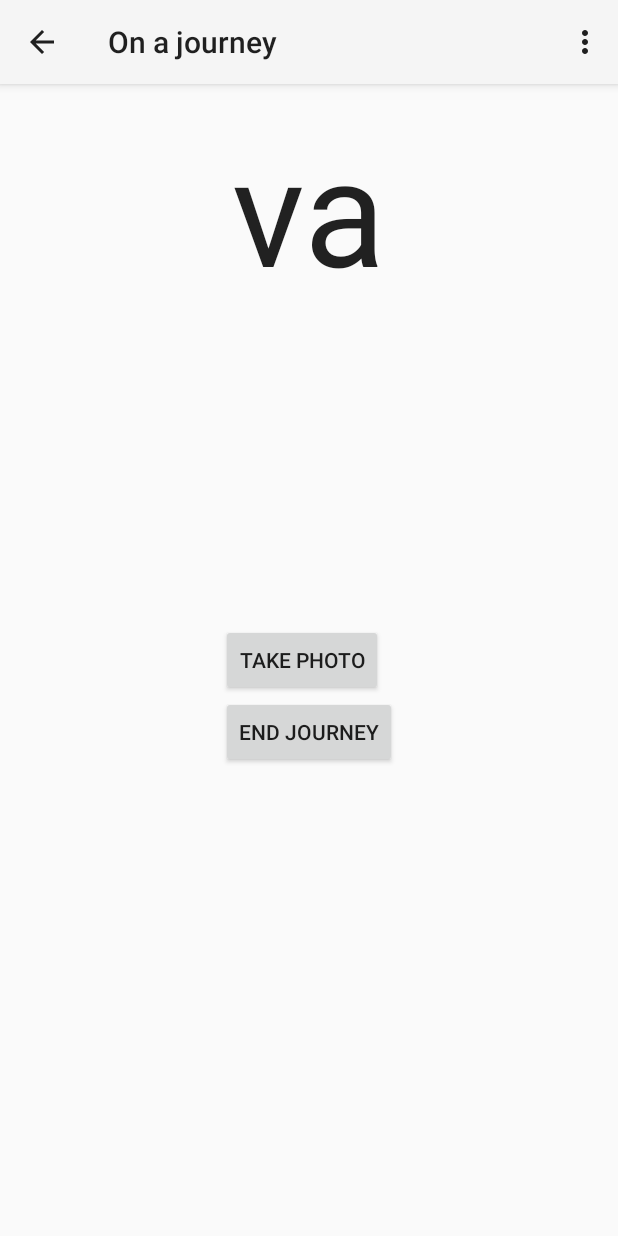
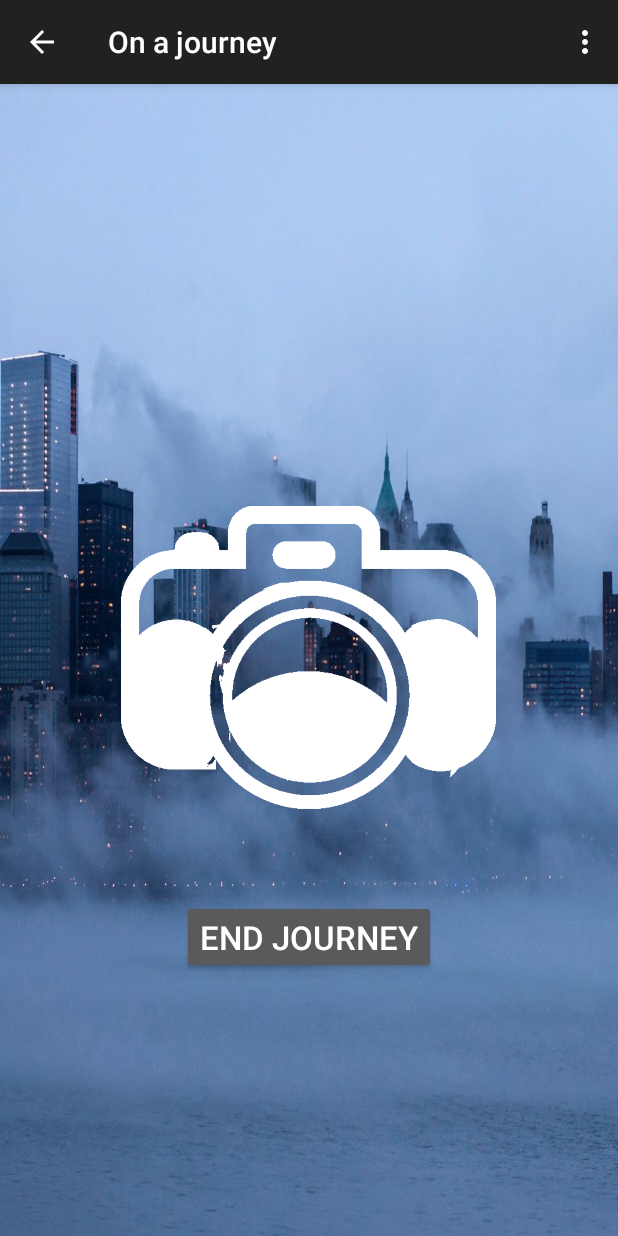
Before and after one commit to Kv0the/biene, an Android app: the screen it shows after launch (Journey), after a tap on an icon or button, on a phone screen of 412 x 824 dp. Run offline under Robolectric (Android 15) with nearby library versions, the phone set to English and light mode, and no system bars; libraries missing offline, so code that uses them is left out: com.clusterpoint.api.

Commit message:
I don't know what I did

```diff
--- a/project/app/src/main/AndroidManifest.xml
+++ b/project/app/src/main/AndroidManifest.xml
@@ -23,7 +23,7 @@
             android:parentActivityName=".Journey"
             android:screenOrientation="portrait"
             android:configChanges="keyboardHidden|orientation|screenSize"
-            android:theme="@style/Theme.AppCompat.Light">
+            android:theme="@style/Theme.AppCompat">
             <meta-data
                 android:name="android.support.PARENT_ACTIVITY"
                 android:value="angelhack.biene.MainActivity" />
@@ -33,7 +33,7 @@
             android:parentActivityName=".Review"
             android:screenOrientation="portrait"
             android:configChanges="keyboardHidden|orientation|screenSize"
-            android:theme="@style/Theme.AppCompat.Light">
+            android:theme="@style/Theme.AppCompat">
             <meta-data
                 android:name="android.support.PARENT_ACTIVITY"
                 android:value="angelhack.biene.MainActivity" />
--- a/project/app/src/main/java/angelhack/biene/MainActivity.java
+++ b/project/app/src/main/java/angelhack/biene/MainActivity.java
@@ -37,7 +37,7 @@ public class MainActivity extends ActionBarActivity {
         setContentView(R.layout.activity_main);
         final ActionBarActivity context = this;
 
-        final CircleButton st_journey = (CircleButton) context.findViewById(R.id.btn_start_journey);
+        CircleButton st_journey = (CircleButton) context.findViewById(R.id.btn_start_journey);
 
         st_journey.setOnClickListener(new View.OnClickListener() {
             @Override
@@ -52,6 +52,7 @@ public class MainActivity extends ActionBarActivity {
         txt_journey.setOnClickListener(new View.OnClickListener() {
             @Override
             public void onClick(View v) {
+                CircleButton st_journey = (CircleButton) context.findViewById(R.id.btn_start_journey);
                 st_journey.animate();
                 st_journey.performClick();
             }
--- a/project/app/src/main/res/layout/activity_main.xml
+++ b/project/app/src/main/res/layout/activity_main.xml
@@ -8,7 +8,7 @@
     android:paddingTop="@dimen/activity_vertical_margin"
     android:paddingBottom="@dimen/activity_vertical_margin"
     tools:context=".MainActivity"
-    android:theme="@style/Theme.AppCompat.NoActionBar"
+
     android:background="@drawable/bg">
 
     <angelhack.biene.CircleButton
@@ -17,7 +17,8 @@
         android:layout_height="260dip"
         app:cb_color="#33b5e5"
         android:layout_centerHorizontal="true"
-        android:layout_centerVertical="true" />
+        android:layout_centerVertical="true"
+        android:theme="@style/Theme.AppCompat"/>
 
     <Button
         android:layout_width="wrap_content"
--- a/project/app/src/main/res/layout/fragment_journey.xml
+++ b/project/app/src/main/res/layout/fragment_journey.xml
@@ -1,41 +1,36 @@
 <RelativeLayout xmlns:android="http://schemas.android.com/apk/res/android"
-    xmlns:tools="http://schemas.android.com/tools" android:layout_width="match_parent"
-    android:layout_height="match_parent" android:paddingLeft="@dimen/activity_horizontal_margin"
+    xmlns:tools="http://schemas.android.com/tools"
+    xmlns:app="http://schemas.android.com/apk/res-auto"
+    android:layout_width="match_parent"
+    android:layout_height="match_parent"
+    android:paddingLeft="@dimen/activity_horizontal_margin"
     android:paddingRight="@dimen/activity_horizontal_margin"
     android:paddingTop="@dimen/activity_vertical_margin"
     android:paddingBottom="@dimen/activity_vertical_margin"
-    tools:context="angelhack.biene.Journey$PlaceholderFragment">
+    tools:context="angelhack.biene.Journey$JourneyFragment"
+    android:background="@drawable/bg2">
 
     <Button
         android:layout_width="wrap_content"
         android:layout_height="wrap_content"
         android:text="@string/button_end_journey"
         android:id="@+id/btn_end_journey"
-        android:layout_below="@+id/btn_take_photo"
+        android:textSize="22dp"
+        android:theme="@style/Theme.AppCompat"
+        android:layout_marginTop="35dp"
+        android:layout_below="@+id/imageButton"
         android:layout_centerHorizontal="true"
-        android:layout_gravity="center"
         android:onClick="endJourney" />
 
-    <Button
-        android:layout_width="wrap_content"
-        android:layout_height="wrap_content"
-        android:text="@string/button_take_photo"
-        android:id="@+id/btn_take_photo"
+    <ImageView
+        android:layout_width="250dip"
+        android:layout_height="250dip"
+        android:id="@+id/imageButton"
+        android:src="@drawable/icon"
+        android:scaleType="fitCenter"
+        android:layout_centerHorizontal="true"
         android:layout_centerVertical="true"
-        android:layout_alignLeft="@+id/btn_end_journey"
-        android:layout_alignStart="@+id/btn_end_journey"
-        android:layout_gravity="center"
-        android:onClick="takePhoto" />
+        android:onClick="takePhoto"/>
 
-    <TextView
-        android:layout_width="wrap_content"
-        android:layout_height="wrap_content"
-        android:textAppearance="?android:attr/textAppearanceLarge"
-        android:text="@string/va"
-        android:id="@+id/textView"
-        android:layout_above="@+id/btn_review_journeys"
-        android:layout_centerHorizontal="true"
-        android:layout_marginBottom="55dp"
-        android:textSize="100dp" />
 
 </RelativeLayout>
--- a/project/app/src/main/res/values/strings.xml
+++ b/project/app/src/main/res/values/strings.xml
@@ -10,7 +10,6 @@
     <!-- Button strings -->
     <string name="button_start_journey">Start\njourney</string>
     <string name="button_review_journeys">Review journeys</string>
-    <string name="button_take_photo">Take photo</string>
     <string name="button_end_journey">End journey</string>
 
 <!-- TODO: Remove or change this placeholder text -->
```
